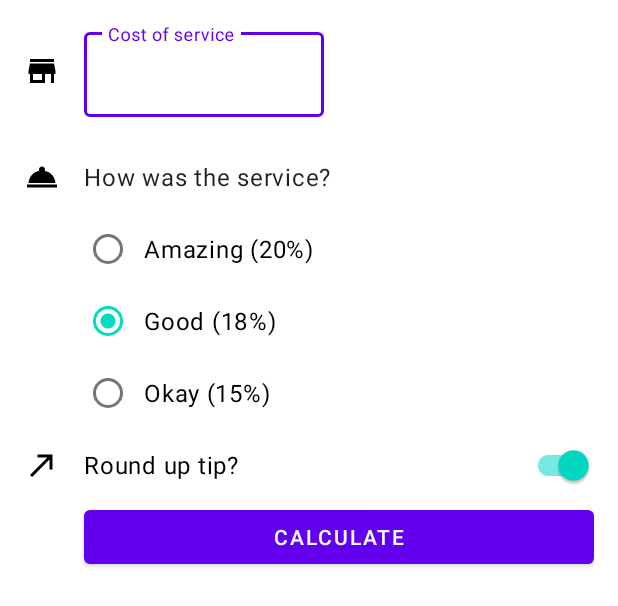
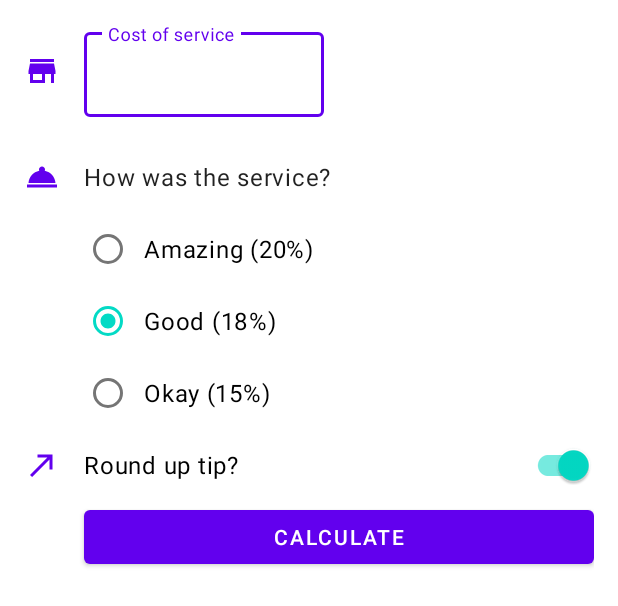
Before and after one commit to mohamedNeddam/TipCalculator, an Android app: the layout activity_main.xml on its own in the app's theme, with its tools: preview values and no code run, on a phone screen of 412 x 824 dp. Shown: the top 606 px of the screen. Run offline under Robolectric (Android 15) with nearby library versions, the phone set to English and light mode, and no system bars.

```diff
--- a/app/src/main/java/com/example/backtobasics/MainActivity.kt
+++ b/app/src/main/java/com/example/backtobasics/MainActivity.kt
@@ -56,4 +56,6 @@ class MainActivity : AppCompatActivity() {
 
 
     }
+
+
 }
--- a/app/src/main/res/drawable-v24/ic_launcher_background.xml
+++ b/app/src/main/res/drawable-v24/ic_launcher_background.xml
@@ -1,6 +1,7 @@
 <vector xmlns:android="http://schemas.android.com/apk/res/android"
     xmlns:aapt="http://schemas.android.com/aapt"
     android:width="108dp"
+
     android:height="108dp"
     android:viewportWidth="108"
     android:viewportHeight="108">
--- a/app/src/main/res/drawable/ic_round_up.xml
+++ b/app/src/main/res/drawable/ic_round_up.xml
@@ -1,4 +1,5 @@
-<vector android:height="24dp" android:tint="#000000"
+<vector android:height="24dp"     android:tint="?attr/colorPrimary"
+
     android:viewportHeight="24" android:viewportWidth="24"
     android:width="24dp" xmlns:android="http://schemas.android.com/apk/res/android">
     <path android:fillColor="@android:color/white" android:pathData="M9,5v2h6.59L4,18.59 5.41,20 17,8.41V15h2V5z"/>
--- a/app/src/main/res/drawable/ic_service.xml
+++ b/app/src/main/res/drawable/ic_service.xml
@@ -1,4 +1,6 @@
-<vector android:height="24dp" android:tint="#000000"
+<vector android:height="24dp"
+    android:tint="?attr/colorPrimary"
+
     android:viewportHeight="24" android:viewportWidth="24"
     android:width="24dp" xmlns:android="http://schemas.android.com/apk/res/android">
     <path android:fillColor="@android:color/white" android:pathData="M2,17h20v2L2,19zM13.84,7.79c0.1,-0.24 0.16,-0.51 0.16,-0.79 0,-1.1 -0.9,-2 -2,-2s-2,0.9 -2,2c0,0.28 0.06,0.55 0.16,0.79C6.25,8.6 3.27,11.93 3,16h18c-0.27,-4.07 -3.25,-7.4 -7.16,-8.21z"/>
--- a/app/src/main/res/drawable/ic_store.xml
+++ b/app/src/main/res/drawable/ic_store.xml
@@ -1,4 +1,5 @@
-<vector android:height="24dp" android:tint="#000000"
+<vector android:height="24dp"     android:tint="?attr/colorPrimary"
+
     android:viewportHeight="24" android:viewportWidth="24"
     android:width="24dp" xmlns:android="http://schemas.android.com/apk/res/android">
     <path android:fillColor="@android:color/white" android:pathData="M20,4L4,4v2h16L20,4zM21,14v-2l-1,-5L4,7l-1,5v2h1v6h10v-6h4v6h2v-6h1zM12,18L6,18v-4h6v4z"/>
```
